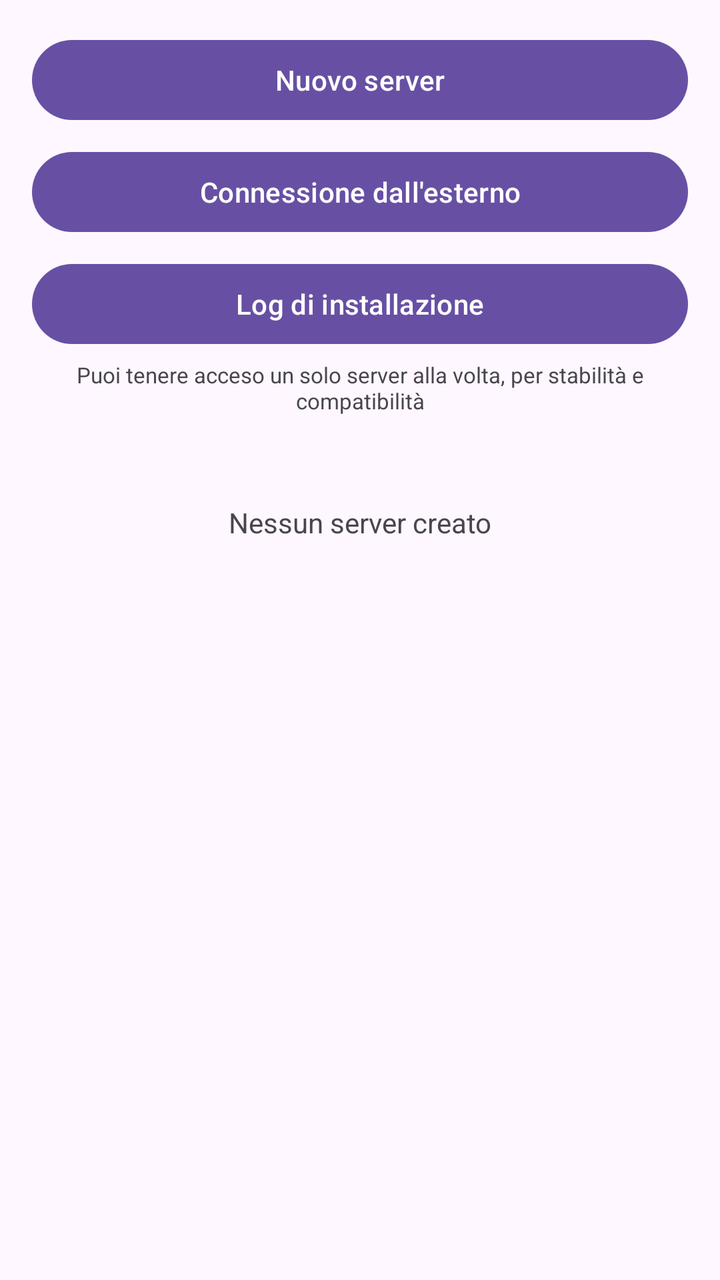
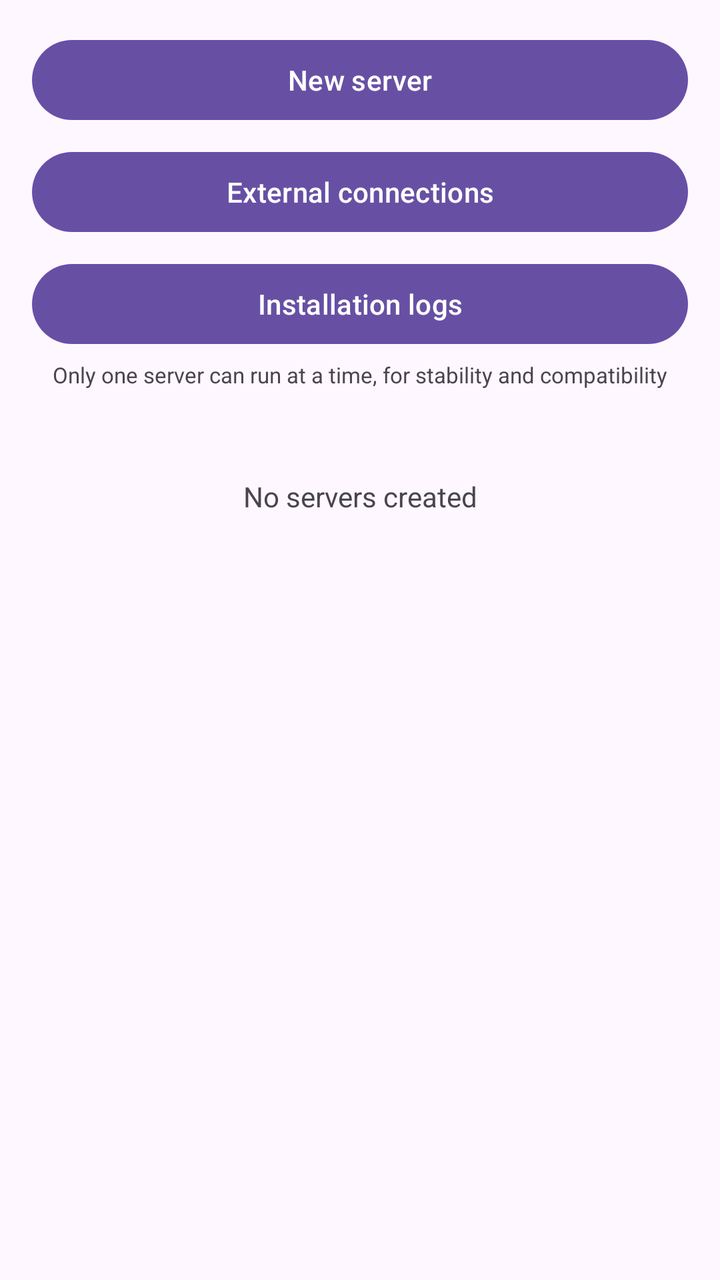

An Android layout rendered at two revisions. The XML below is the earlier revision; the diff shows what the commit changed to produce the second picture.
<!-- AndroidManifest.xml: application theme Theme.Material3.DayNight -->
<!-- res/layout/activity_main.xml -->
<?xml version="1.0" encoding="utf-8"?>
<LinearLayout xmlns:android="http://schemas.android.com/apk/res/android"
    android:layout_width="match_parent"
    android:layout_height="match_parent"
    android:orientation="vertical"
    android:padding="16dp">

    <Button
        android:id="@+id/buttonNewServer"
        android:layout_width="match_parent"
        android:layout_height="wrap_content"
        android:text="Nuovo server"
        android:layout_marginBottom="8dp" />

    <Button
        android:id="@+id/buttonNetwork"
        android:layout_width="match_parent"
        android:layout_height="wrap_content"
        android:text="Connessione dall'esterno" />

    <Button
        android:id="@+id/buttonInstallLogs"
        android:layout_width="match_parent"
        android:layout_height="wrap_content"
        android:layout_marginTop="8dp"
        android:text="Log di installazione" />

    <TextView
        android:layout_width="match_parent"
        android:layout_height="wrap_content"
        android:text="Puoi tenere acceso un solo server alla volta, per stabilità e compatibilità"
        android:textSize="11sp"
        android:gravity="center"
        android:layout_marginTop="4dp"
        android:layout_marginBottom="12dp" />

    <TextView
        android:id="@+id/textEmptyState"
        android:layout_width="match_parent"
        android:layout_height="wrap_content"
        android:text="Nessun server creato"
        android:gravity="center"
        android:layout_marginTop="32dp" />

    <androidx.recyclerview.widget.RecyclerView
        android:id="@+id/recyclerServers"
        android:layout_width="match_parent"
        android:layout_height="match_parent" />

</LinearLayout>
<!-- resources referenced by this layout -->
<resources>

</resources>

<!-- the commit's change to res/layout/activity_main.xml (unified diff, before → after) -->
@@ -9,26 +9,26 @@
         android:id="@+id/buttonNewServer"
         android:layout_width="match_parent"
         android:layout_height="wrap_content"
-        android:text="Nuovo server"
+        android:text="@string/main_new_server"
         android:layout_marginBottom="8dp" />
 
     <Button
         android:id="@+id/buttonNetwork"
         android:layout_width="match_parent"
         android:layout_height="wrap_content"
-        android:text="Connessione dall'esterno" />
+        android:text="@string/main_network" />
 
     <Button
         android:id="@+id/buttonInstallLogs"
         android:layout_width="match_parent"
         android:layout_height="wrap_content"
         android:layout_marginTop="8dp"
-        android:text="Log di installazione" />
+        android:text="@string/main_install_logs" />
 
     <TextView
         android:layout_width="match_parent"
         android:layout_height="wrap_content"
-        android:text="Puoi tenere acceso un solo server alla volta, per stabilità e compatibilità"
+        android:text="@string/main_single_server_note"
         android:textSize="11sp"
         android:gravity="center"
         android:layout_marginTop="4dp"
@@ -38,7 +38,7 @@
         android:id="@+id/textEmptyState"
         android:layout_width="match_parent"
         android:layout_height="wrap_content"
-        android:text="Nessun server creato"
+        android:text="@string/main_empty"
         android:gravity="center"
         android:layout_marginTop="32dp" />
 
<!-- resource entries referenced after the edit -->
@@ -1,5 +1,9 @@
 <!-- resources referenced by this layout -->
 <resources>
-
+  <string name="main_empty">No servers created</string>
+  <string name="main_install_logs">Installation logs</string>
+  <string name="main_network">External connections</string>
+  <string name="main_new_server">New server</string>
+  <string name="main_single_server_note">Only one server can run at a time, for stability and compatibility</string>
 </resources>
 
